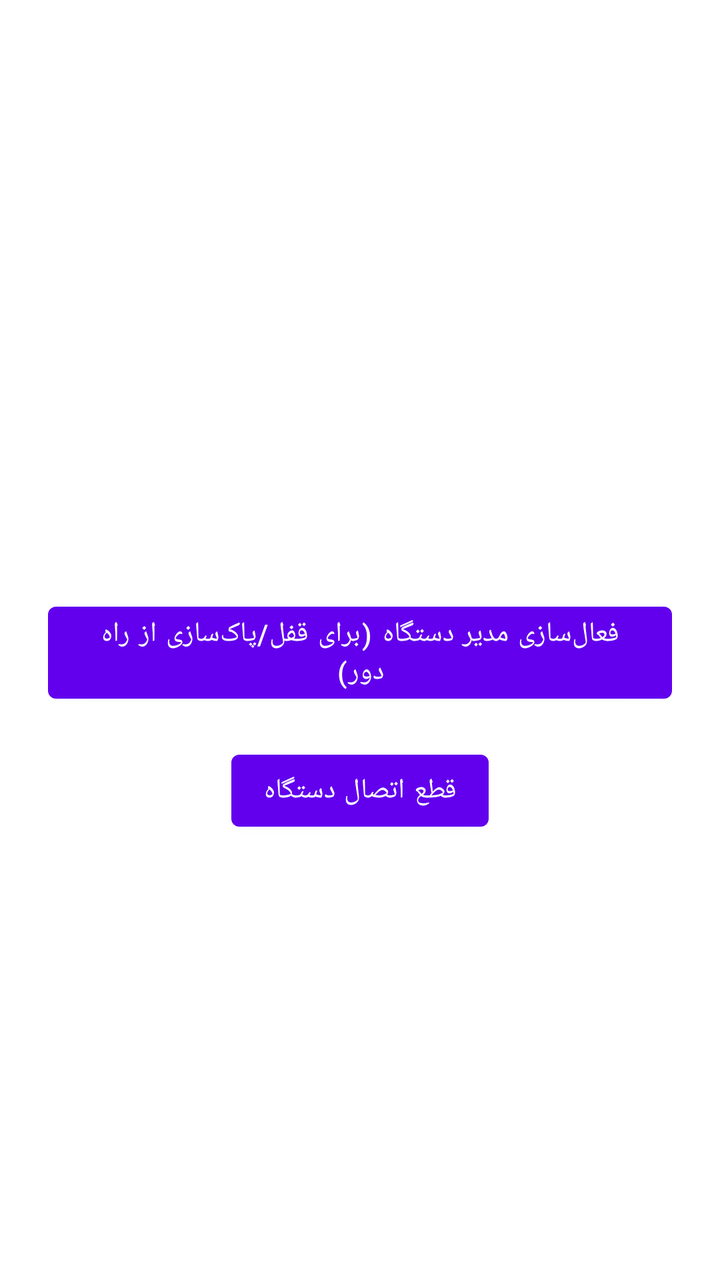
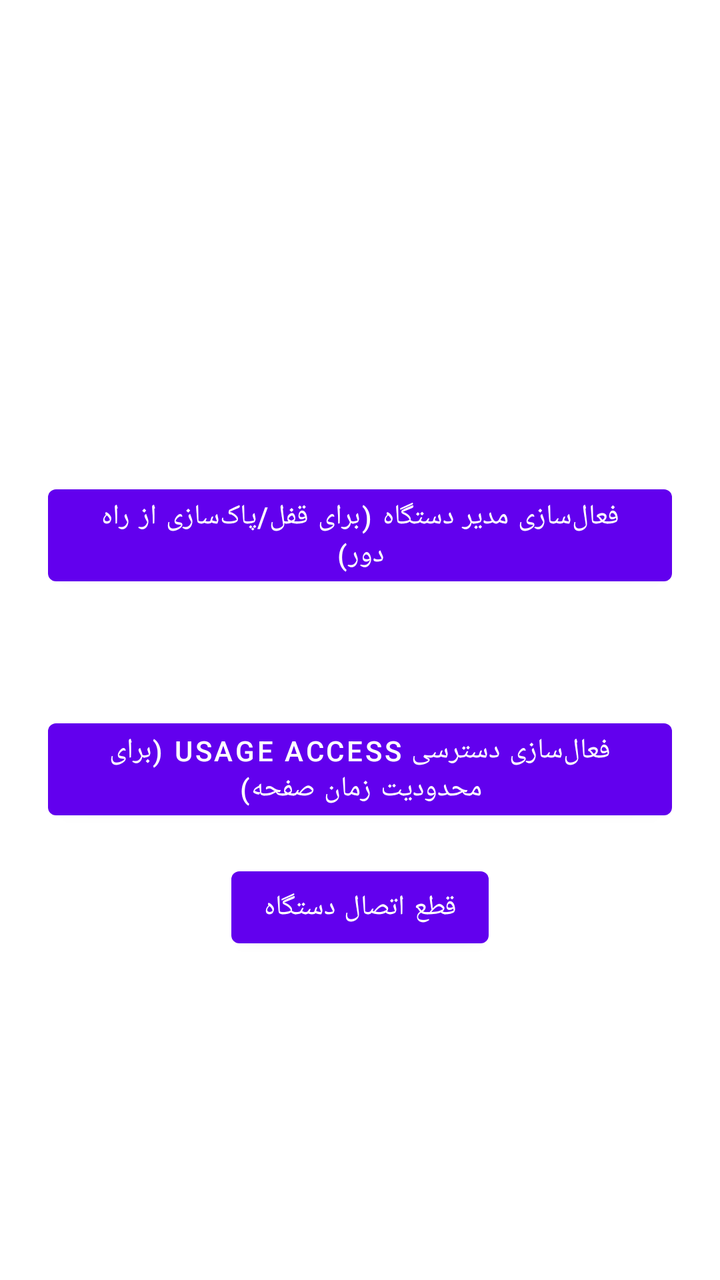

Before-and-after screenshots of an Android layout around one commit, followed by the original layout XML and the change that was made.
<!-- AndroidManifest.xml: application theme Theme.DeviceAgent -->
<!-- res/layout/activity_main.xml -->
<?xml version="1.0" encoding="utf-8"?>
<LinearLayout xmlns:android="http://schemas.android.com/apk/res/android"
    android:layout_width="match_parent"
    android:layout_height="match_parent"
    android:orientation="vertical"
    android:padding="24dp"
    android:gravity="center">

    <TextView
        android:id="@+id/statusText"
        android:layout_width="match_parent"
        android:layout_height="wrap_content"
        android:textSize="16sp"
        android:gravity="center"
        android:layout_marginBottom="24dp" />

    <TextView
        android:id="@+id/deviceAdminStatusText"
        android:layout_width="match_parent"
        android:layout_height="wrap_content"
        android:textSize="14sp"
        android:gravity="center"
        android:layout_marginBottom="12dp" />

    <Button
        android:id="@+id/activateDeviceAdminButton"
        android:layout_width="wrap_content"
        android:layout_height="wrap_content"
        android:layout_marginBottom="16dp"
        android:text="@string/activate_device_admin_button" />

    <Button
        android:id="@+id/unenrollButton"
        android:layout_width="wrap_content"
        android:layout_height="wrap_content"
        android:text="@string/unenroll_button" />
</LinearLayout>
<!-- resources referenced by this layout -->
<resources>
  <string name="activate_device_admin_button">فعال‌سازی مدیر دستگاه (برای قفل/پاک‌سازی از راه دور)</string>
  <string name="unenroll_button">قطع اتصال دستگاه</string>
  <style name="Theme.DeviceAgent" parent="Theme.MaterialComponents.DayNight.NoActionBar" />
</resources>

<!-- the commit's change to res/layout/activity_main.xml (unified diff, before → after) -->
@@ -29,6 +29,22 @@
         android:layout_marginBottom="16dp"
         android:text="@string/activate_device_admin_button" />
 
+    <TextView
+        android:id="@+id/deviceOwnerStatusText"
+        android:layout_width="match_parent"
+        android:layout_height="wrap_content"
+        android:textSize="14sp"
+        android:gravity="center"
+        android:layout_marginTop="12dp"
+        android:layout_marginBottom="12dp" />
+
+    <Button
+        android:id="@+id/usageAccessButton"
+        android:layout_width="wrap_content"
+        android:layout_height="wrap_content"
+        android:layout_marginBottom="16dp"
+        android:text="@string/usage_access_button" />
+
     <Button
         android:id="@+id/unenrollButton"
         android:layout_width="wrap_content"
<!-- resource entries referenced after the edit -->
@@ -2,6 +2,7 @@
 <resources>
   <string name="activate_device_admin_button">فعال‌سازی مدیر دستگاه (برای قفل/پاک‌سازی از راه دور)</string>
   <string name="unenroll_button">قطع اتصال دستگاه</string>
+  <string name="usage_access_button">فعال‌سازی دسترسی Usage Access (برای محدودیت زمان صفحه)</string>
   <style name="Theme.DeviceAgent" parent="Theme.MaterialComponents.DayNight.NoActionBar" />
 </resources>
 
